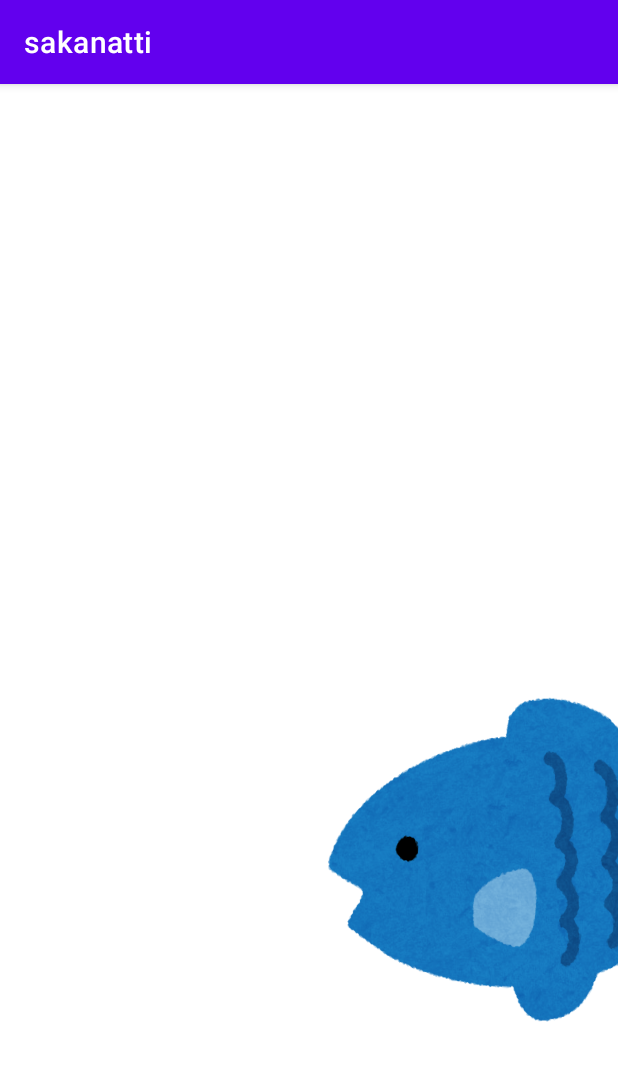
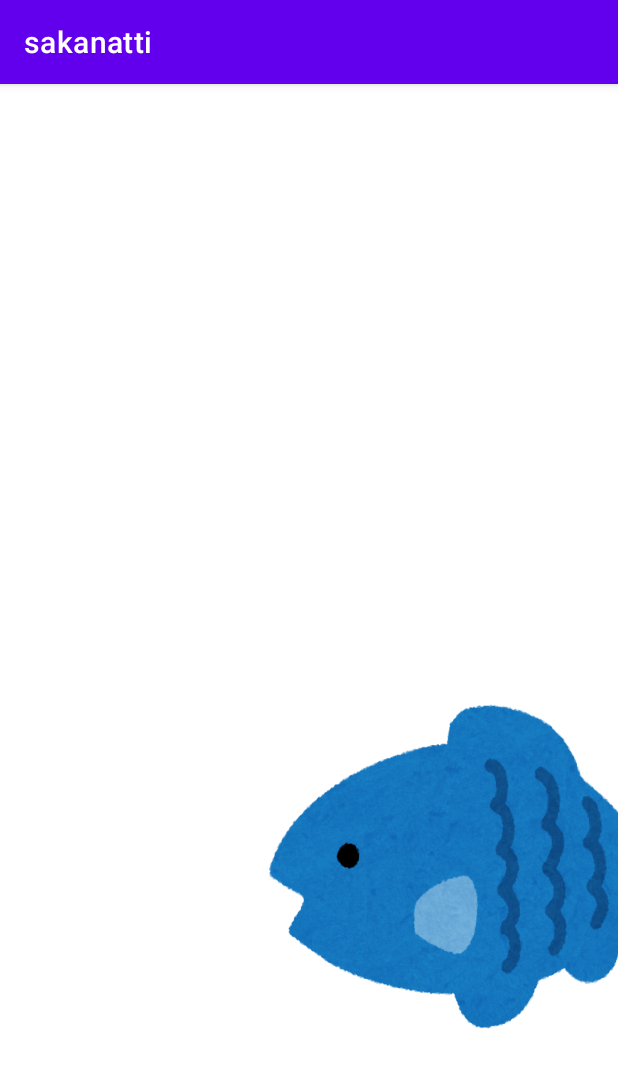
Before and after one commit to toki23/sakanatti, an Android app: the FishActivity screen opened directly, with no data from a screen before it, on a phone screen of 412 x 824 dp. Shown: the top 1068 px of the screen. Run offline under Robolectric (Android 15) with nearby library versions, the phone set to English and light mode, and no system bars.

Commit message:
アニメーションの実装

```diff
--- a/app/src/main/java/com/example/sakanatti/FishActivity.kt
+++ b/app/src/main/java/com/example/sakanatti/FishActivity.kt
@@ -1,13 +1,12 @@
 package com.example.sakanatti
 
 import android.content.Context
-import android.graphics.BitmapFactory
-import android.graphics.Canvas
-import android.graphics.Paint
-import android.graphics.Rect
+import android.graphics.*
 import android.os.Bundle
+import android.util.Log
 import android.view.View
 import androidx.appcompat.app.AppCompatActivity
+import java.lang.Math.sin
 
 
 class FishActivity : AppCompatActivity() {
@@ -16,22 +15,33 @@ class FishActivity : AppCompatActivity() {
         val myView = MyView(this)
         setContentView(myView)
     }
+
     internal inner class MyView(context: Context) : View(context) {
         private var paint: Paint = Paint()
+
         // 描画するラインの太さ
         private val lineStrokeWidth = 20f
 
         init {
         }
 
-        override fun onDraw(canvas: Canvas){
+        var i = 0
+        override fun onDraw(canvas: Canvas) {
 
 
             val bmp = BitmapFactory.decodeResource(resources, R.drawable.fish2_blue)
-            val dst = Rect(canvas.width/2, canvas.height/2,  + canvas.width/2 + 500,canvas.height/2 + 400)
+            val dst = Rect(
+                canvas.width / 3 + (150 * sin(0.1 * i.toDouble())).toInt(),
+                canvas.height / 2 + (50 * sin(0.05 * i.toDouble())).toInt(),
+                +canvas.width / 3 + 500 + (150 * sin(0.1 * i.toDouble())).toInt(),
+                canvas.height / 2 + 400 + (50 * sin(0.05 * i.toDouble())).toInt()
+            )
+            i++
 
             val src = null
             canvas.drawBitmap(bmp, src, dst, paint)
+            Log.d("aa", "fjdajf")
+            invalidate()
         }
     }
 }
```
